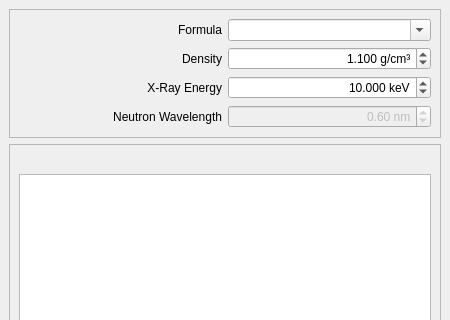
Old version of the form src/mainwindow.ui in the repository ibressler/qsldcalc; both pictures show x 0 to 450 and y 0 to 320 of the 450 by 600 pixel window.
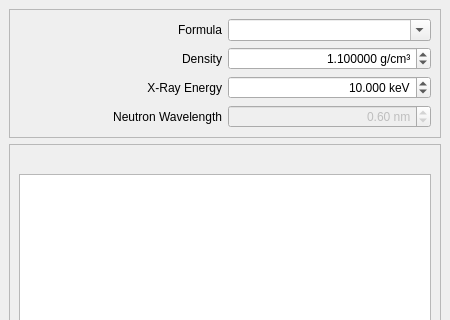
New version of the form.

Commit message: - increased #decimals for density input field to 6 - connected 'editingfinished' signal of input fields to calculate-button - added separate slot for switching locale of spinbox input fields (useSystemLocaleTriggered())

What changed in the file:
```diff
--- a/src/mainwindow.ui
+++ b/src/mainwindow.ui
@@ -117,7 +117,7 @@
           <string> g/cm³</string>
          </property>
          <property name="decimals" >
-          <number>3</number>
+          <number>6</number>
          </property>
          <property name="maximum" >
           <double>1000000.000000000000000</double>
```
Left out of the diff: 24 changed lines with no effect on the pictures. The commit also changes 2 other files.
